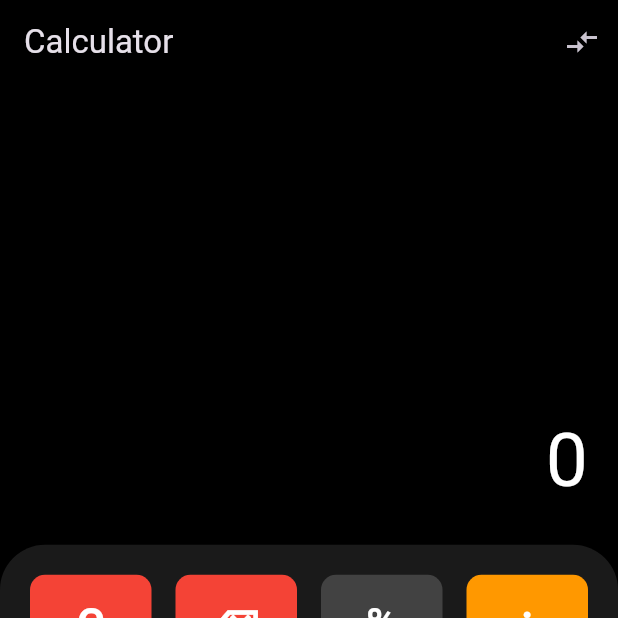
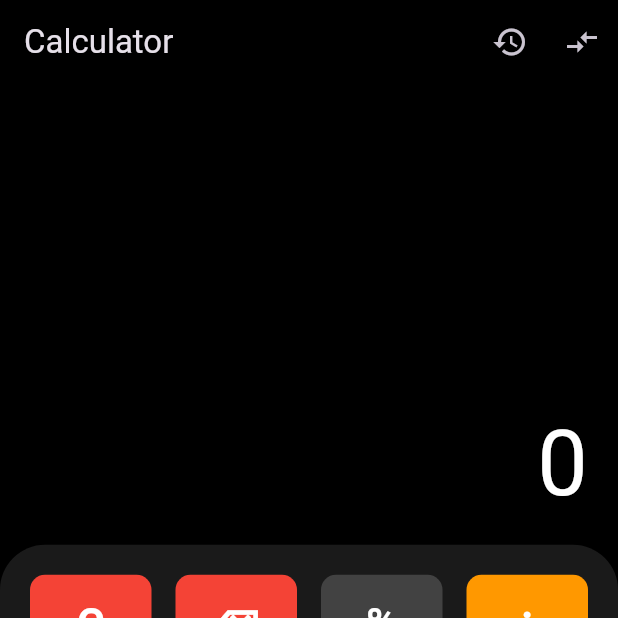
Before and after one commit to musayko/flutter-calculator-ui, a Flutter app: the screen it shows after launch, on a phone screen of 412 x 824 dp, the top half of it. Run offline on Flutter 3.47's test engine with Material 3 defaults, Android fonts, the light colour scheme and no system bars; our stand-ins replace sqflite; accounts and stored records are empty.

Commit message:
Added history and persistence to our app

```diff
--- a/lib/main.dart
+++ b/lib/main.dart
@@ -1,7 +1,11 @@
 import 'package:flutter/material.dart';
 import 'views/calculator_screen.dart';
+import 'views/history_screen.dart';
+import 'views/converter_screen.dart';
 
 void main() {
+  // Ensure Flutter bindings are initialized if using plugins before runApp
+  WidgetsFlutterBinding.ensureInitialized();
   runApp(const MyApp());
 }
 
@@ -12,10 +16,22 @@ class MyApp extends StatelessWidget {
   Widget build(BuildContext context) {
     return MaterialApp(
       debugShowCheckedModeBanner: false,
-      home: CalculatorScreen(),
-      theme: ThemeData(
-        primarySwatch: Colors.blue,
-        brightness: Brightness.dark,
+      // Use initialRoute instead of home
+      initialRoute: '/',
+      // Define the routes for named navigation
+      routes: {
+        '/': (context) => CalculatorScreen(),    // Calculator screen is the home route
+        '/history': (context) => HistoryScreen(),
+        '/converter': (context) => ConverterScreen(),
+      },
+
+       theme: ThemeData.dark().copyWith(
+        primaryColor: Colors.blue,
+        scaffoldBackgroundColor: Colors.black,
+        appBarTheme: AppBarTheme(
+          backgroundColor: Colors.black,
+          elevation: 0,
+        ),
       ),
     );
   }
--- /dev/null
+++ b/lib/models/history_model.dart
@@ -0,0 +1,23 @@
+class HistoryEntry {
+  final int? id; // Nullable for database insertion
+  final String calculation;
+  final String timestamp;
+
+  HistoryEntry({this.id, required this.calculation, required this.timestamp});
+
+  // Convert a HistoryEntry into a Map. The keys must correspond to the names of the
+  // columns in the database.
+  Map<String, dynamic> toMap() {
+    return {
+      'id': id,
+      'calculation': calculation,
+      'timestamp': timestamp,
+    };
+  }
+
+
+  @override
+  String toString() {
+    return 'HistoryEntry{id: $id, calculation: $calculation, timestamp: $timestamp}';
+  }
+}
--- a/lib/views/calculator_screen.dart
+++ b/lib/views/calculator_screen.dart
@@ -1,6 +1,7 @@
 import 'package:flutter/material.dart';
 import '../controllers/calculator_controller.dart';
 import 'widgets/calculator_buttons.dart';
+
 
 class CalculatorScreen extends StatefulWidget {
   @override
@@ -16,9 +17,12 @@ class _CalculatorScreenState extends State<CalculatorScreen> {
     super.initState();
     // Initialize controller with callback to update display
     _controller = CalculatorController((value) {
+      // Ensure updates happen on the main thread if controllers run async
+      if (mounted) { // Check if the widget is still in the tree
          setState(() {
             _displayValue = value;
          });
+      }
     });
   }
 
@@ -30,6 +34,15 @@ class _CalculatorScreenState extends State<CalculatorScreen> {
         backgroundColor: Colors.black,
         title: const Text('Calculator'),
         actions: [
+           // History Button
+           IconButton(
+            icon: const Icon(Icons.history),
+            tooltip: 'Calculation History',
+            onPressed: () {
+              Navigator.pushNamed(context, '/history'); // Navigate using named route
+            },
+          ),
+          // Converter Button (Keep if needed)
           IconButton(
             icon: const Icon(Icons.compare_arrows),
             tooltip: 'Km to Mile Converter',
@@ -45,12 +58,17 @@ class _CalculatorScreenState extends State<CalculatorScreen> {
             flex: 2,
             child: Container(
               alignment: Alignment.bottomRight,
-              padding: const EdgeInsets.all(20),
+              padding: const EdgeInsets.symmetric(horizontal: 20, vertical: 10), // Adjusted padding
+              child: SingleChildScrollView( // Allow scrolling for long numbers
+                 scrollDirection: Axis.horizontal,
+                 reverse: true, // Show end of number first
                  child: Text(
                     _displayValue,
-                style: const TextStyle(color: Colors.white, fontSize: 50),
-                overflow: TextOverflow.ellipsis,
+                    style: const TextStyle(color: Colors.white, fontSize: 60), // Increased font size
+                    textAlign: TextAlign.right,
+                     maxLines: 1, // Ensure it stays on one line
                   ),
+                )
             ),
           ),
           Expanded(
@@ -64,7 +82,10 @@ class _CalculatorScreenState extends State<CalculatorScreen> {
                   topRight: Radius.circular(30),
                 ),
               ),
-              child: CalculatorButtons(onButtonPressed: _controller.handleButtonPress),
+              // Pass the async controller method
+              child: CalculatorButtons(onButtonPressed: (buttonText) {
+                 _controller.handleButtonPress(buttonText); // Call the async handler
+              }),
             ),
           )
         ],
--- a/pubspec.yaml
+++ b/pubspec.yaml
@@ -30,6 +30,11 @@ environment:
 dependencies:
   flutter:
     sdk: flutter
+
+  sqflite: ^2.3.0
+  path_provider: ^2.1.5
+  intl: ^0.20.2
+
 
   # The following adds the Cupertino Icons font to your application.
   # Use with the CupertinoIcons class for iOS style icons.
```
Also changed, not shown: lib/controllers/calculator_controller.dart (+21 -4 lines), lib/models/calculator_model.dart (+61 -13 lines), lib/services/database_helper.dart (added, +79 -0 lines), lib/views/history_screen.dart (added, +124 -0 lines), pubspec.lock, 8 other files. Lines whose indentation alone changed are shown as unchanged.
